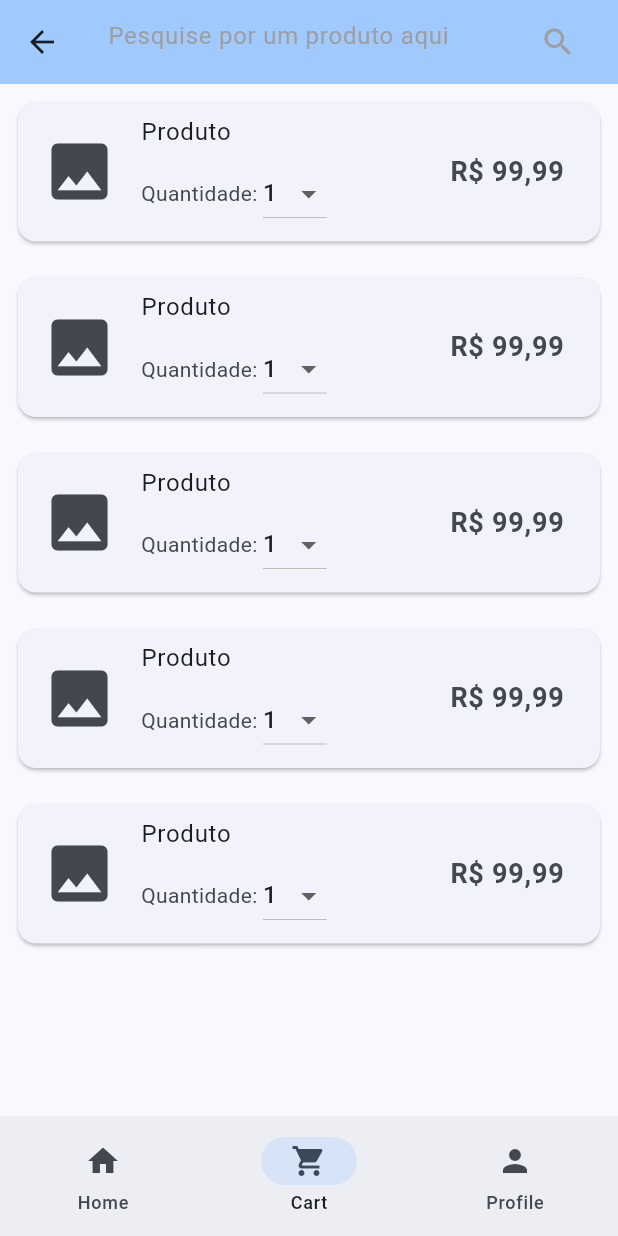
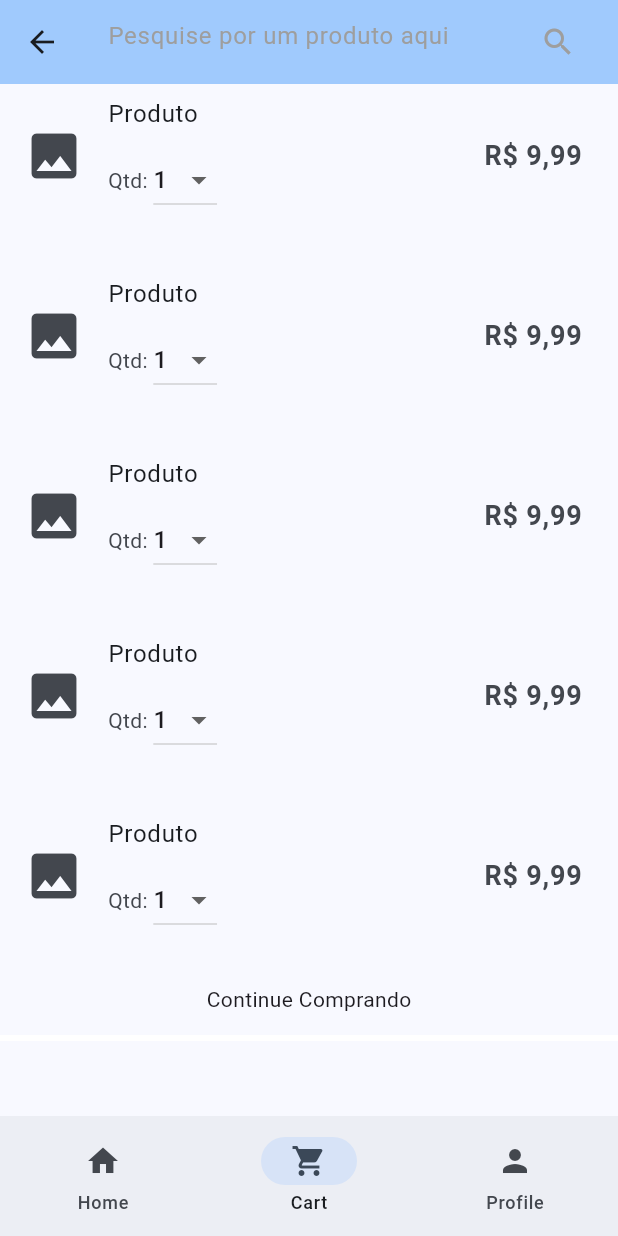
Before and after one commit to TuaneLeao/Estetify-in-Flutter, a Flutter app: the screen it shows after launch, swiped to page 2, on a phone screen of 412 x 824 dp. Run offline on Flutter 3.47's test engine with Material 3 defaults, Android fonts, the phone set to English and light mode, and no system bars; our stand-ins replace google_fonts.

Commit message:
cart updated

```diff
--- a/lib/cart_screen.dart
+++ b/lib/cart_screen.dart
@@ -28,18 +28,18 @@ class _CartScreen extends State<CartScreen> {
             delegate: SliverChildBuilderDelegate(
               (context, index) {
                 return Padding(
-                  padding: const EdgeInsets.all(8.0),
-                  child: Card(
-                    child: ListTile(
-                      leading: Icon(Icons.image, size: 50),
+                  padding: EdgeInsets.only(bottom: 24.0),
+                  child: ListTile(
+                      leading: Icon(Icons.image, size: 40),
                       title: Text('Produto'),
                       subtitle: Column(
                         crossAxisAlignment: CrossAxisAlignment.start,
                         children: [
-                          const SizedBox(height: 5),
+                          const SizedBox(height: 8),
                           Row(
                             children: [
-                              Text('Quantidade: '),
+                              //Criar estado para este widget
+                              Text('Qtd: '),
                               DropdownButton<int>(
                                 value: 1,
                                 items: List.generate(10, (index) {
@@ -55,18 +55,67 @@ class _CartScreen extends State<CartScreen> {
                         ],
                       ),
                       trailing: Text(
-                        'R\$ 99,99',
+                        'R\$ 9,99',
                         style: TextStyle(fontSize: 18, fontWeight: FontWeight.bold),
                       ),
                     ),
-                  ),
                 );
               },
               childCount: 5,
             ),
           ),
+          // Padding(padding: EdgeInsets.fromLTRB(16, 32, 16, 0)),
+
+          SliverList(
+            delegate: SliverChildListDelegate(
+              [
+                Center(child: Text('Continue Comprando')),
+                Divider(height: 32, thickness: 4, color: Colors.white,),
+                SizedBox(
+                  height: 24
+                  ),
+      //           Column(
+      //             children: [
+      //               SizedBox(
+      //                 width: double.infinity,
+      //                 height: 80,
+      //                 child: ListView.builder(
+      //                   scrollDirection: Axis.horizontal,
+      //                   itemCount: 10,
+      //                   itemBuilder: (context, index) {
+      //                     return Card(
+      //   child: Column(
+      //     mainAxisSize: MainAxisSize.min,
+      //     children: <Widget>[
+      //       SizedBox(
+      //                         height: 80,
+      //                         width: 80,
+      //                         child: Icon(Icons.image, size: 56, color: Colors.white),
+      //                       ),
+      //       const ListTile(
+      //                 title: Text('Nome do Produto'),
+      //                 subtitle: Text('Nome da Empresa'),
+      //                 trailing: Text('\$ 9,99')
+      //       ),
+
+      //     ],
+      //   ),
+      // );
+      //                   },
+      //                 ),
+      //               ),
+      //               ListTile(
+      //                 title: Text('Nome do Produto'),
+      //                 subtitle: Text('Nome da Empresa'),
+      //                 trailing: Text('\$ 9,99')
+      //               )
+      //             ]
+      //           ),
+              ],
+            ),
+          ),
         ],
-      )
+      ),
     );
   }
 }
```
